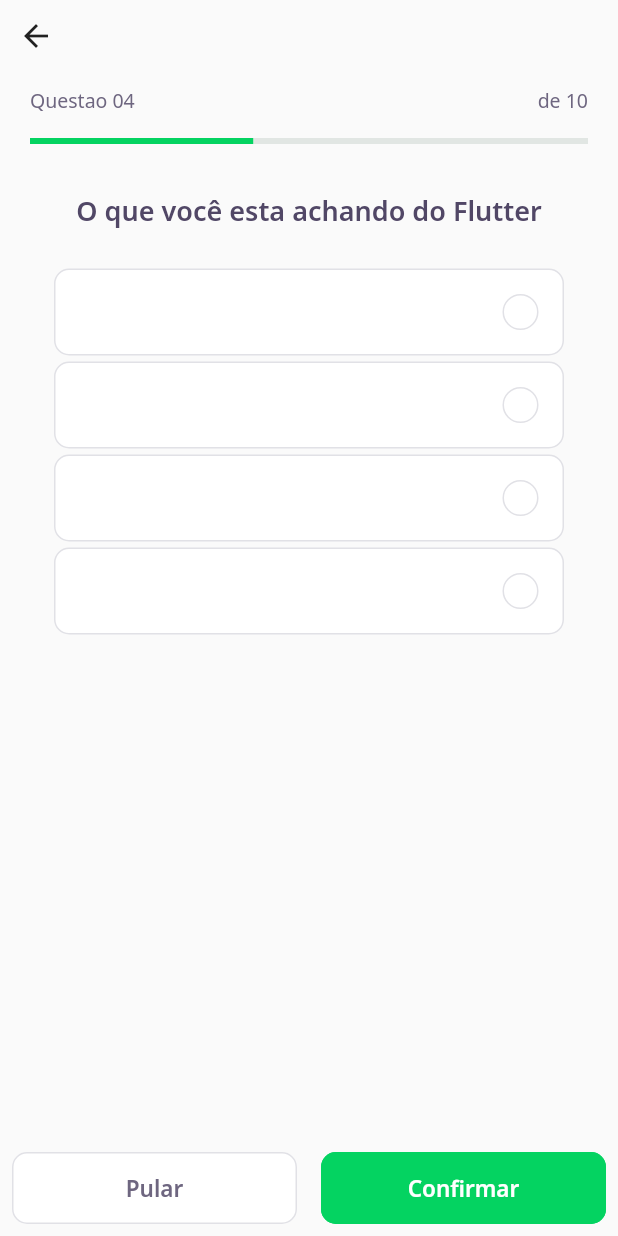
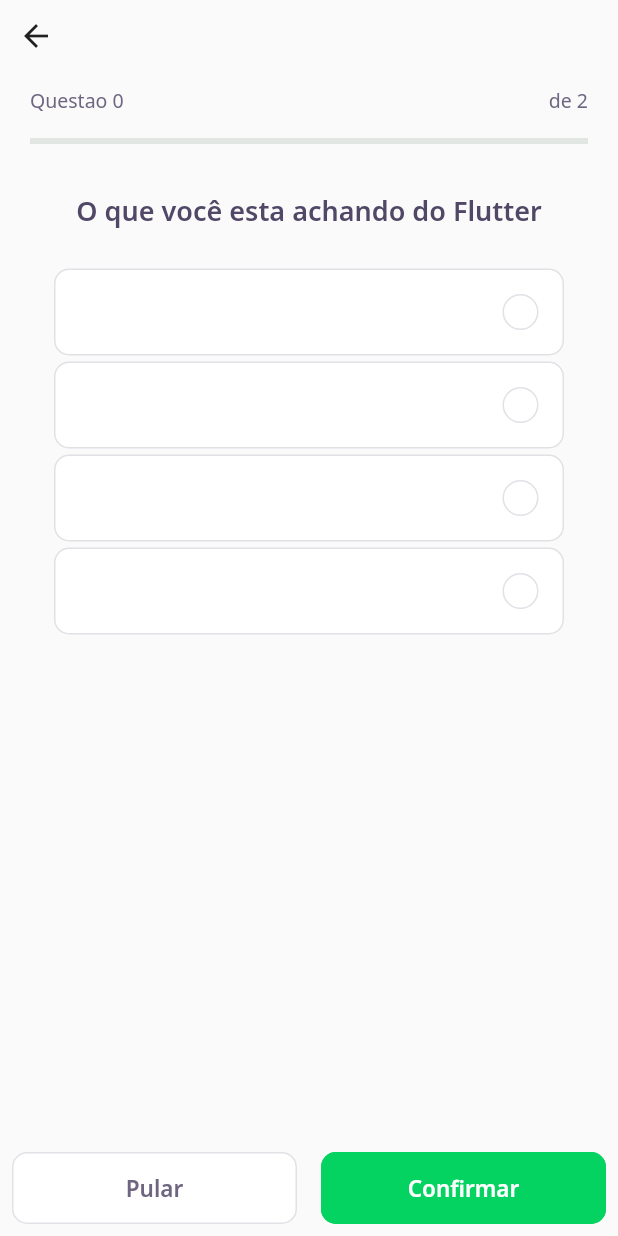
Before and after one commit to KevenAndrade/FlutterQuiz, a Flutter app: the screen it shows after launch, after a tap on "Trilha de flutter", on a phone screen of 412 x 824 dp. Run offline on Flutter 3.47's test engine with Material 2 defaults, Android fonts, the light colour scheme and no system bars; our stand-ins replace google_fonts; accounts and stored records are empty; network calls fail.

Commit message:
challenge controller

```diff
--- /dev/null
+++ b/lib/challenge/challenge_controller.dart
@@ -0,0 +1,7 @@
+import 'package:flutter/foundation.dart';
+
+class ChalengeController {
+  final currentPageNotifier = ValueNotifier<int>(0);
+  int get currentpage => currentPageNotifier.value;
+  set currentpage(int value) => currentPageNotifier.value = value;
+}
--- a/lib/challenge/challenge_page.dart
+++ b/lib/challenge/challenge_page.dart
@@ -1,4 +1,5 @@
 import 'package:flutter/material.dart';
+import 'package:flutterquiz/challenge/challenge_controller.dart';
 import 'package:flutterquiz/challenge/widgets/awnser.dart';
 import 'package:flutterquiz/challenge/widgets/next_Button.dart';
 import 'package:flutterquiz/challenge/widgets/question.dart';
@@ -14,6 +15,16 @@
 }
 
 class _ChalengePageState extends State<ChalengePage> {
+  final controller = ChalengeController();
+  final pageController = PageController();
+
+  @override
+  void initState() {
+    controller.currentPageNotifier.addListener(() {
+      setState(() {});
+    });
+    super.initState();
+  }
 
   @override
   Widget build(BuildContext context) {
@@ -26,14 +37,15 @@
               crossAxisAlignment: CrossAxisAlignment.start,
               children: [
                 BackButton(),
-                QuestionIndicator(),
+                QuestionIndicator(
+                  currentpage: controller.currentpage,
+                  length: widget.question.length,
+                ),
               ],
             )),
       ),
-      body: Column(
-        children: [
-          Question(question: widget.question[0]),
-        ],
+      body: PageView(
+        children: widget.question.map((e) => Question(question: e)).toList(),
       ),
       bottomNavigationBar: SafeArea(
         child:
--- a/lib/challenge/widgets/question_indicator.dart
+++ b/lib/challenge/widgets/question_indicator.dart
@@ -3,22 +3,28 @@
 import 'package:flutterquiz/shared/progress.dart';
 
 class QuestionIndicator extends StatelessWidget {
-  const QuestionIndicator({Key? key}) : super(key: key);
+  final int currentpage;
+  final int length;
+
+  const QuestionIndicator(
+      {Key? key, required this.currentpage, required this.length})
+      : super(key: key);
+
   @override
   Widget build(BuildContext context) {
     return Container(
         padding: const EdgeInsets.symmetric(horizontal: 20),
         child: Column(children: [
-          SizedBox(height:10),
+          SizedBox(height: 10),
           Row(mainAxisAlignment: MainAxisAlignment.spaceBetween, children: [
-            Text("Questao 04", style: AppTextStyles.body),
+            Text("Questao $currentpage", style: AppTextStyles.body),
             Text(
-              "de 10",
+              "de $length",
               style: AppTextStyles.body,
             )
           ]),
-          SizedBox(height:16),
-          Progress(value:0.4),
+          SizedBox(height: 16),
+          Progress(value: currentpage/length),
         ]));
   }
 }
```
